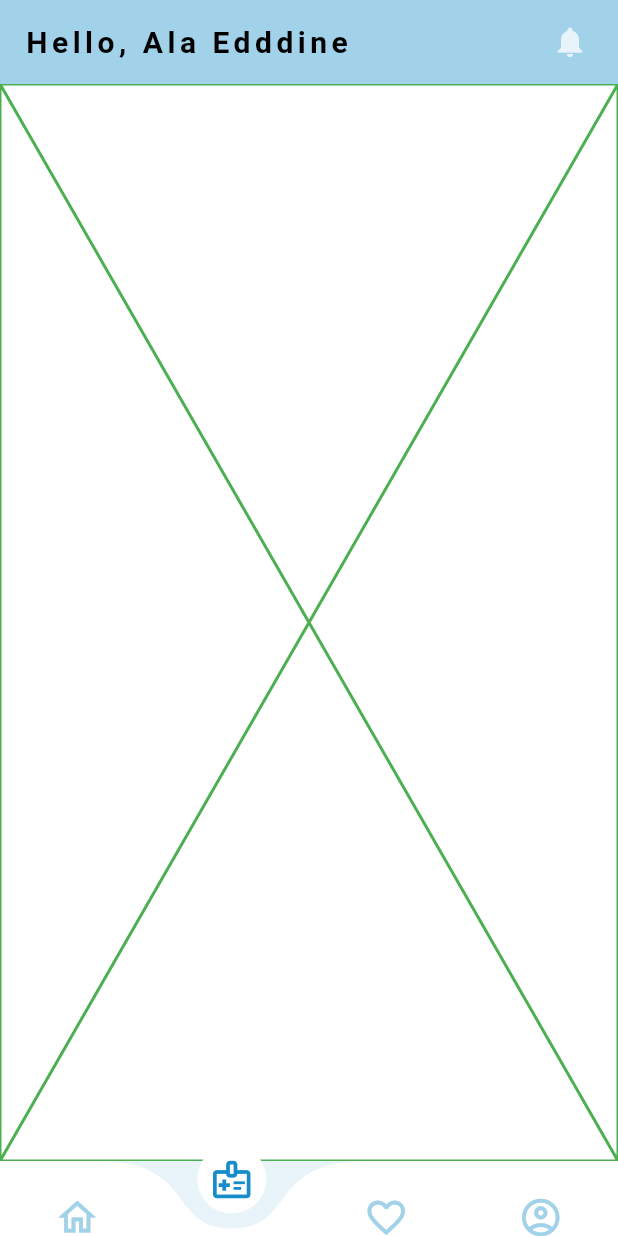
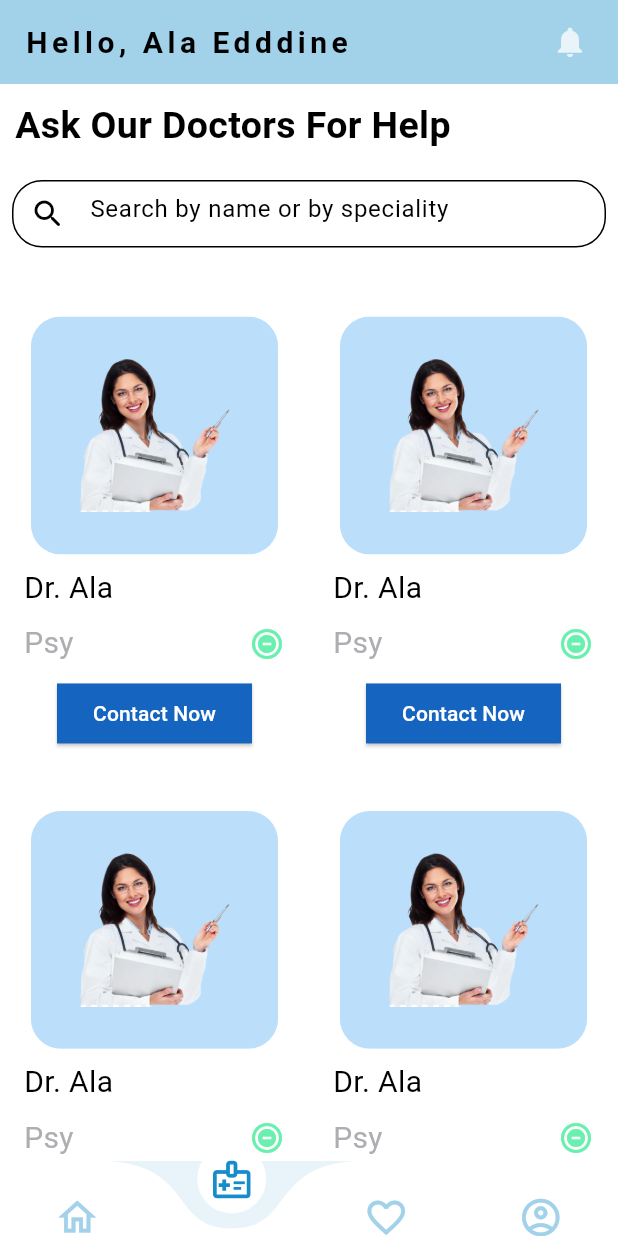
Before and after one commit to Ala-Eddine-Achach/CareCraft, a Flutter app: the screen it shows after launch, item 2 of the bottom bar chosen, on a phone screen of 412 x 824 dp. Run offline on Flutter 3.47's test engine with Material 3 defaults, Android fonts, the phone set to English and light mode, and no system bars; drawn by our look-alikes of curved_navigation_bar; statements that could not run were skipped.

Commit message:
added doctors screen , yet to clean code

```diff
--- /dev/null
+++ b/lib/core/Data/assetspaths.dart
@@ -0,0 +1,2 @@
+String d4='assets/doc22.png';
+String s='Lorem ipsum dolor sit amet, consectetur adipiscing elit, sed do eiusmod tempor incididunt ut labore et dolore magna aliqua. Ut enim ad minim veniam, quis nostrud exercitation ullamco laboris nisi ut aliquip ex ea commodo consequat. Duis aute irure dolor in reprehenderit in voluptate velit esse cillum dolore eu fugiat nulla pariatur. Excepteur sint occaecat cupidatat non proident, sunt in culpa qui officia deserunt mollit anim id est laborum.';
--- /dev/null
+++ b/lib/core/models/doctormodel.dart
@@ -0,0 +1,17 @@
+class Doctor {
+  Doctor(
+      {required this.image,
+        required this.name,
+        required this.function,
+        required this.available,
+        required this.phoneNumber,
+        required this.description}
+      );
+
+  String image;
+  String name;
+  String function;
+  bool available;
+  String phoneNumber;
+  String description;
+}
--- a/lib/main.dart
+++ b/lib/main.dart
@@ -1,4 +1,5 @@
 import 'package:carecraft/core/viewmodels/navifgationprov.dart';
+import 'package:carecraft/ui/screens/doctorinfo.dart';
 import 'package:carecraft/ui/screens/drugdetails.dart';
 import 'package:carecraft/ui/screens/drugslist.dart';
 import 'package:carecraft/ui/screens/main.dart';
@@ -39,6 +40,8 @@ class _MyAppState extends State<MyApp> {
             '/home': (context) => const Main(),
             '/Drug': (context) => const DrugsList(),
             '/drugDetails': (context) =>  DrugDetails(),
+            '/doctorinfo':(context)=>DoctorInfo(),
+
           }),
     );
   }
--- a/lib/ui/screens/doctorsscreen.dart
+++ b/lib/ui/screens/doctorsscreen.dart
@@ -1,4 +1,8 @@
+import 'package:carecraft/core/Data/assetspaths.dart';
+import 'package:carecraft/core/models/doctormodel.dart';
 import 'package:flutter/material.dart';
+
+import '../widgets/grid_element.dart';
 
 class DoctorsSec extends StatefulWidget {
   const DoctorsSec({super.key});
@@ -8,10 +12,58 @@ class DoctorsSec extends StatefulWidget {
 }
 
 class _DoctorsSecState extends State<DoctorsSec> {
+  List docList = [
+    Doctor(image: d4, name: 'Ala', function: 'Psy', available: true, phoneNumber: '98564138', description: s),
+    Doctor(image: d4, name: 'Ala', function: 'Psy', available: true, phoneNumber: '98564138', description: s),
+    Doctor(image: d4, name: 'Ala', function: 'Psy', available: true, phoneNumber: '98564138', description: s),
+    Doctor(image: d4, name: 'Ala', function: 'Psy', available: true, phoneNumber: '98564138', description: s),
+    Doctor(image: d4, name: 'Ala', function: 'Psy', available: true, phoneNumber: '98564138', description: s),
+
+  ];
+
   @override
   Widget build(BuildContext context) {
-    return const Placeholder(
-      color: Colors.green,
+    return Scaffold(
+      body: Column(
+        crossAxisAlignment: CrossAxisAlignment.stretch,
+        children: [
+          Padding(
+            padding: const EdgeInsets.all(10.0),
+            child: Text(
+              'Ask Our Doctors For Help',
+              style: TextStyle(fontWeight: FontWeight.bold, fontSize: 25),
+            ),
+          ),
+          Padding(
+            padding: const EdgeInsets.all(8.0),
+            child: SizedBox(
+              height: 45,
+              child: TextField(
+                decoration: InputDecoration(
+                    prefixIcon: Icon(Icons.search_rounded,),
+                    hintText: 'Search by name or by speciality',
+                    filled: true,
+                    border: OutlineInputBorder(
+                        borderRadius: BorderRadius.circular(20)
+                    )
+                ),
+              ),
+            ),
+          ),
+          SizedBox(height: 20,),
+          Expanded(
+            child: GridView.builder(
+              physics: BouncingScrollPhysics(),
+              itemCount: docList.length,
+              gridDelegate: SliverGridDelegateWithFixedCrossAxisCount(
+                  crossAxisCount: 2, childAspectRatio: 1 / 1.6),
+              itemBuilder: (context, index) {
+                return GridElement(doc: docList[index],);
+              },
+            ),
+          )
+        ],
+      ),
     );
   }
 }
--- a/lib/ui/screens/splash.dart
+++ b/lib/ui/screens/splash.dart
@@ -28,11 +28,8 @@ class _SplashState extends State<Splash> {
 
       Container(
         decoration: const BoxDecoration(
-
             gradient: LinearGradient(
                 colors: [bleuTresTresClair,
-
-
                   bleuTresClair,
                   bleuClair,
                   bleu,
--- /dev/null
+++ b/lib/ui/widgets/grid_element.dart
@@ -0,0 +1,87 @@
+import 'package:carecraft/core/models/doctormodel.dart';
+import 'package:flutter/cupertino.dart';
+import 'package:flutter/material.dart';
+class GridElement extends StatelessWidget {
+  GridElement({required this.doc});
+  Doctor doc;
+
+  @override
+  Widget build(BuildContext context) {
+    Icon red=Icon(Icons.do_not_disturb_on_total_silence,color: Colors.red,);
+    Icon green=Icon(Icons.do_not_disturb_on_total_silence,color: Colors.greenAccent,);
+    double width=MediaQuery.of(context).size.width*0.4;
+    double height=MediaQuery.of(context).size.height*0.35;
+    return Padding(
+      padding: const EdgeInsets.all(8.0),
+      child: ClipRRect(
+        borderRadius: BorderRadius.circular(15),
+        child: Container(
+          color: Colors.white,
+          width: width,
+          height: height,
+          margin: EdgeInsets.zero,
+          child: Column(
+            children: [
+              Padding(
+                padding: const EdgeInsets.only(top: 10.0),
+                child: ClipRRect(
+                  borderRadius: BorderRadius.circular(20),
+                  child: Container(
+                      width: width,
+                      height: height*0.55,
+                      color: Colors.blue[100],
+                      child: Image.asset(doc.image,
+                        height: 40,)),
+                ),
+              ),
+              Row(
+                children: [
+                  Padding(
+                    padding: const EdgeInsets.only(bottom: 4,top: 8,left: 8),
+                    child: Text('Dr. ${doc.name}',
+                      style: TextStyle(
+                          fontSize: 20
+                      ),),
+                  ),
+                ],
+              ),
+              Padding(
+                padding: const EdgeInsets.only(top: 4,left: 8,bottom: 8),
+                child: Row(
+                  mainAxisAlignment: MainAxisAlignment.spaceBetween,
+                  children: [
+                    Text(doc.function,
+                      style: TextStyle(
+                          fontSize: 20,
+                          color: CupertinoColors.systemGrey2
+                      ),),
+                    doc.available ? Padding(
+                      padding: const EdgeInsets.only(right: 8.0),
+                      child: green,
+                    ): Padding(
+                      padding: const EdgeInsets.only(right: 8.0),
+                      child: red,
+                    ),
+                  ],
+                ),
+              ),
+              ElevatedButton(onPressed: () {
+
+                Navigator.pushNamed(context, '/doctorinfo',arguments: doc);
+
+              }, child: Text('Contact Now'),
+                style:ElevatedButton.styleFrom(
+                    backgroundColor: Colors.blue[800],
+                    foregroundColor: Colors.white,
+                    shape:RoundedRectangleBorder(
+                        borderRadius: BorderRadius.circular(0)
+                    )
+                ),
+              )
+            ],
+          ),
+        ),
+      ),
+    );
+  }
+}
--- a/pubspec.yaml
+++ b/pubspec.yaml
@@ -67,7 +67,7 @@ flutter:
 
   # To add assets to your application, add an assets section, like this:
   assets:
-    - assets/logo/logo.png
+    - assets/logo/
     - assets/
 
 
```
Also changed, not shown: lib/ui/screens/doctorinfo.dart (added, +167 -0 lines), lib/ui/widgets/doctorpicture.dart (added, +39 -0 lines), assets/doc22.png (added).
